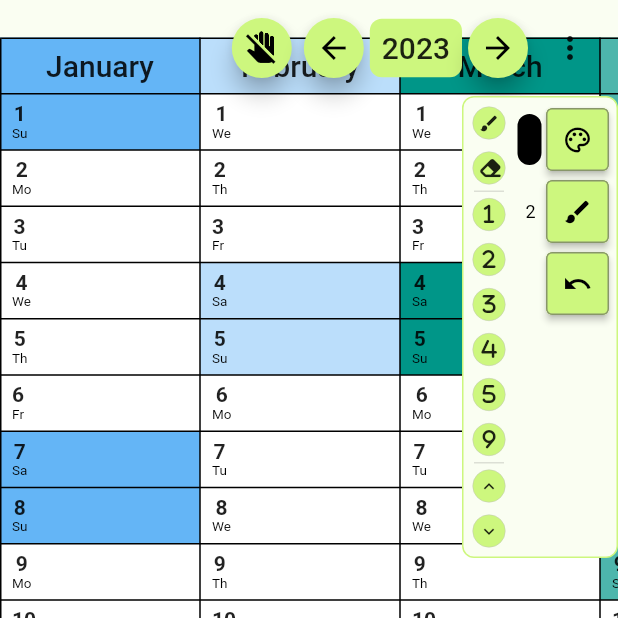
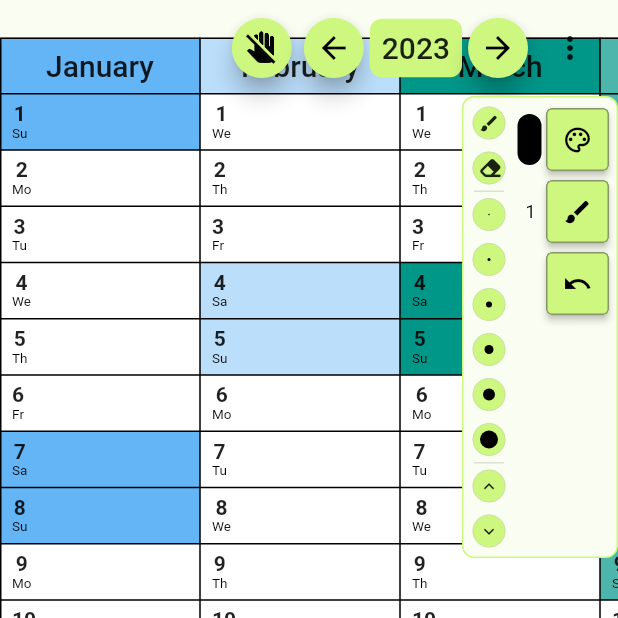
Before and after one commit to AlexanderThiele/stift_flutter_app, a Flutter app: the screen it shows once a user with an empty profile is signed in, on a phone screen of 412 x 824 dp, the top half of it. Run offline on Flutter 3.47's test engine with Material 2 defaults, Android fonts, the phone set to English and light mode, and no system bars; our stand-ins replace another_xlider, cloud_firestore, event_bus, firebase_auth, firebase_core, flutter_colorpicker and 6 more; missing offline and left inert: country_codes, firebase_app_check; accounts and stored records are empty; generated files the repository leaves out were written again; network calls fail.

Commit message:
change drawing size

```diff
--- a/lib/cal/interactive_paint_view.dart
+++ b/lib/cal/interactive_paint_view.dart
@@ -246,7 +246,7 @@ class _InteractivePaintViewState extends State<_InteractivePaintView> {
     if (enforceStylus == true) {
       // means that this is a stylus drawing
       if (points.length > 10) {
-        points = simplifyDouglasPeucker(points, 0.01);
+        points = simplifyDouglasPeucker(points, 0.003);
       } else {
         // i think the user wants to draw a point
         // lets just take the first position
@@ -256,7 +256,7 @@ class _InteractivePaintViewState extends State<_InteractivePaintView> {
       // only touch event, use every point we can use
       // there are a lot less points if we draw with fingers.
       if (points.length > 10) {
-        points = simplifyDouglasPeucker(points, 0.01);
+        points = simplifyDouglasPeucker(points, 0.003);
       } else {
         // i think the user wants to draw a point
         // lets just take the first position
--- a/lib/cal/signature.dart
+++ b/lib/cal/signature.dart
@@ -24,6 +24,7 @@ class Signature extends CustomPainter {
     for (SingleDraw draw in drawingList) {
       Paint paint = Paint()
         ..color = draw.color
+        ..strokeJoin = StrokeJoin.round
         ..strokeCap = StrokeCap.round
         ..style = PaintingStyle.stroke
         ..strokeWidth = draw.size;
--- a/lib/controller/active_width_controller.dart
+++ b/lib/controller/active_width_controller.dart
@@ -1,3 +1,3 @@
 import 'package:hooks_riverpod/hooks_riverpod.dart';
 
-final activeWidthProvider = StateProvider<double>((ref) => 2);
+final activeWidthProvider = StateProvider<double>((ref) => 1);
--- a/lib/design/buttons/side_menu_button_small.dart
+++ b/lib/design/buttons/side_menu_button_small.dart
@@ -2,9 +2,11 @@ import 'package:flutter/material.dart';
 
 class SideMenuButtonSmall extends StatelessWidget {
   final Function()? onTap;
-  final IconData iconData;
+  final IconData? iconData;
+  final Widget? widget;
 
-  const SideMenuButtonSmall({Key? key, required this.onTap, required this.iconData})
+  const SideMenuButtonSmall(
+      {Key? key, required this.onTap, this.iconData, this.widget})
       : super(key: key);
 
   @override
@@ -19,7 +21,8 @@ class SideMenuButtonSmall extends StatelessWidget {
               borderRadius: BorderRadius.circular(30),
               border: Border.all(color: Colors.grey.shade400, width: 0.3),
               color: Theme.of(context).colorScheme.primary),
-          child: Center(child: Icon(iconData, size: 14)),
+          child: Center(
+              child: iconData != null ? Icon(iconData, size: 14) : widget),
         ));
   }
 }
--- a/lib/pages/cal_page/widgets/opened_tab_brush.dart
+++ b/lib/pages/cal_page/widgets/opened_tab_brush.dart
@@ -1,4 +1,3 @@
-
 import 'package:flutter/material.dart';
 import 'package:font_awesome_flutter/font_awesome_flutter.dart';
 import 'package:hooks_riverpod/hooks_riverpod.dart';
@@ -28,48 +27,84 @@ class OpenedTabBrush extends ConsumerWidget {
             decoration: BoxDecoration(color: Theme.of(context).dividerColor)),
         SideMenuButtonSmall(
             onTap: () {
+              ref.read(activeWidthProvider.notifier).state = 0.1;
+            },
+            widget: Container(
+              decoration: BoxDecoration(
+                  color: Colors.black,
+                  borderRadius: BorderRadius.circular(100)),
+              width: 1,
+              height: 1,
+            )),
+        SideMenuButtonSmall(
+            onTap: () {
+              ref.read(activeWidthProvider.notifier).state = 0.5;
+            },
+            widget: Container(
+              decoration: BoxDecoration(
+                  color: Colors.black,
+                  borderRadius: BorderRadius.circular(100)),
+              width: 2,
+              height: 2,
+            )),
+        SideMenuButtonSmall(
+            onTap: () {
               ref.read(activeWidthProvider.notifier).state = 1;
             },
-            iconData: FontAwesomeIcons.one),
+            widget: Container(
+              decoration: BoxDecoration(
+                  color: Colors.black,
+                  borderRadius: BorderRadius.circular(100)),
+              width: 4,
+              height: 4,
+            )),
         SideMenuButtonSmall(
             onTap: () {
               ref.read(activeWidthProvider.notifier).state = 2;
             },
-            iconData: FontAwesomeIcons.two),
-        SideMenuButtonSmall(
-            onTap: () {
-              ref.read(activeWidthProvider.notifier).state = 3;
-            },
-            iconData: FontAwesomeIcons.three),
-        SideMenuButtonSmall(
-            onTap: () {
-              ref.read(activeWidthProvider.notifier).state = 4;
-            },
-            iconData: FontAwesomeIcons.four),
+            widget: Container(
+              decoration: BoxDecoration(
+                  color: Colors.black,
+                  borderRadius: BorderRadius.circular(100)),
+              width: 6,
+              height: 6,
+            )),
         SideMenuButtonSmall(
             onTap: () {
               ref.read(activeWidthProvider.notifier).state = 5;
             },
-            iconData: FontAwesomeIcons.five),
+            widget: Container(
+              decoration: BoxDecoration(
+                  color: Colors.black,
+                  borderRadius: BorderRadius.circular(100)),
+              width: 8,
+              height: 8,
+            )),
         SideMenuButtonSmall(
             onTap: () {
               ref.read(activeWidthProvider.notifier).state = 9;
             },
-            iconData: FontAwesomeIcons.nine),
+            widget: Container(
+              decoration: BoxDecoration(
+                  color: Colors.black,
+                  borderRadius: BorderRadius.circular(100)),
+              width: 12,
+              height: 12,
+            )),
         Container(
             height: 1,
             width: 20,
             decoration: BoxDecoration(color: Theme.of(context).dividerColor)),
-
         SideMenuButtonSmall(
             onTap: () {
-              ref.read(activeWidthProvider.notifier).state = ref.read(activeWidthProvider) + 1;
+              ref.read(activeWidthProvider.notifier).state =
+                  ref.read(activeWidthProvider) + 1;
             },
             iconData: Icons.keyboard_arrow_up),
         SideMenuButtonSmall(
             onTap: () {
               double width = ref.read(activeWidthProvider) - 1;
-              if(width <= 0){
+              if (width <= 0) {
                 width = 0.5;
               }
               ref.read(activeWidthProvider.notifier).state = width;
```
